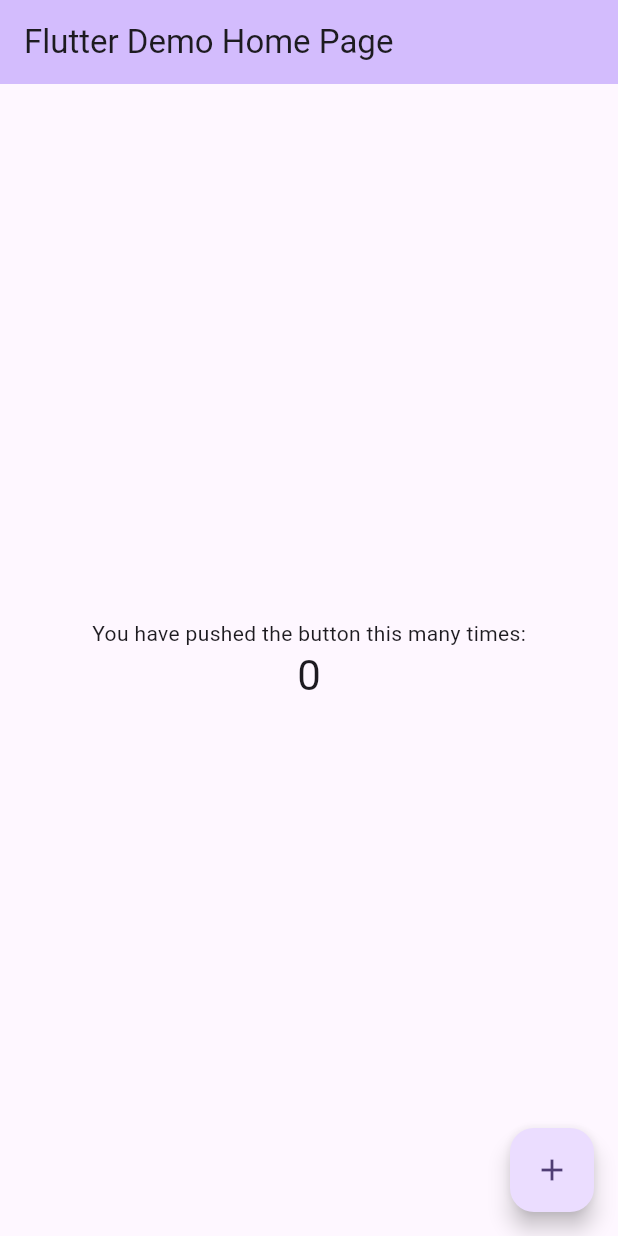
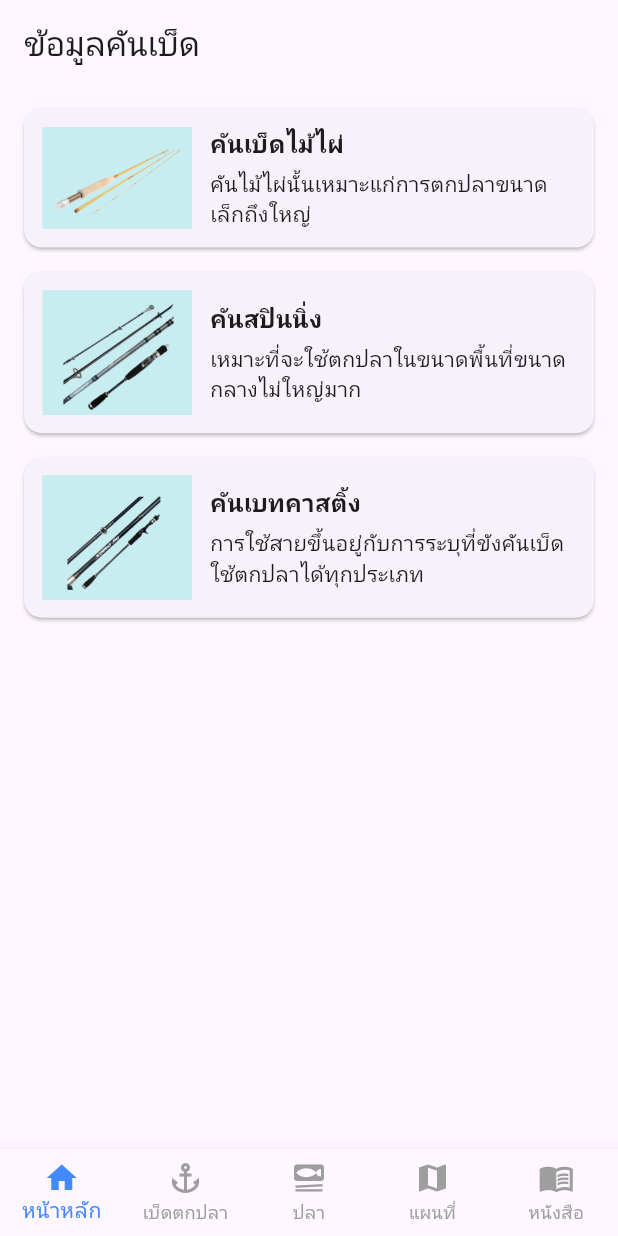
Before and after one commit to NekoSama01/project-seminar, a Flutter app: the screen it shows after launch, on a phone screen of 412 x 824 dp. Run offline on Flutter 3.47's test engine with Material 3 defaults, Android fonts, the phone set to English and light mode, and no system bars.

Commit message:
จอตั้งต้น

```diff
--- a/fishing_guide_app/lib/main.dart
+++ b/fishing_guide_app/lib/main.dart
@@ -1,122 +1,67 @@
+import 'package:fishing_guide_app/screens/BookPage.dart';
+import 'package:fishing_guide_app/screens/FishPage.dart';
+import 'package:fishing_guide_app/screens/FishingPage.dart';
+import 'package:fishing_guide_app/screens/MapPage.dart';
+import 'package:fishing_guide_app/screens/RodPage.dart';
 import 'package:flutter/material.dart';
 
 void main() {
-  runApp(const MyApp());
+  runApp(MyApp());
 }
 
 class MyApp extends StatelessWidget {
-  const MyApp({super.key});
-
-  // This widget is the root of your application.
   @override
   Widget build(BuildContext context) {
     return MaterialApp(
-      title: 'Flutter Demo',
-      theme: ThemeData(
-        // This is the theme of your application.
-        //
-        // TRY THIS: Try running your application with "flutter run". You'll see
-        // the application has a purple toolbar. Then, without quitting the app,
-        // try changing the seedColor in the colorScheme below to Colors.green
-        // and then invoke "hot reload" (save your changes or press the "hot
-        // reload" button in a Flutter-supported IDE, or press "r" if you used
-        // the command line to start the app).
-        //
-        // Notice that the counter didn't reset back to zero; the application
-        // state is not lost during the reload. To reset the state, use hot
-        // restart instead.
-        //
-        // This works for code too, not just values: Most code changes can be
-        // tested with just a hot reload.
-        colorScheme: ColorScheme.fromSeed(seedColor: Colors.deepPurple),
-      ),
-      home: const MyHomePage(title: 'Flutter Demo Home Page'),
+      title: 'Fishing Rods',
+      debugShowCheckedModeBanner: false,
+      home: HomeScreen(),
     );
   }
 }
 
-class MyHomePage extends StatefulWidget {
-  const MyHomePage({super.key, required this.title});
-
-  // This widget is the home page of your application. It is stateful, meaning
-  // that it has a State object (defined below) that contains fields that affect
-  // how it looks.
-
-  // This class is the configuration for the state. It holds the values (in this
-  // case the title) provided by the parent (in this case the App widget) and
-  // used by the build method of the State. Fields in a Widget subclass are
-  // always marked "final".
-
-  final String title;
-
+class HomeScreen extends StatefulWidget {
   @override
-  State<MyHomePage> createState() => _MyHomePageState();
+  _HomeScreenState createState() => _HomeScreenState();
 }
 
-class _MyHomePageState extends State<MyHomePage> {
-  int _counter = 0;
+class _HomeScreenState extends State<HomeScreen> {
+  int _currentIndex = 0;
 
-  void _incrementCounter() {
+  final List<Widget> _pages = [
+    RodPage(),
+    FishingPage(),
+    FishPage(),
+    MapPage(),
+    BookPage(),
+  ];
+
+  void _onTap(int index) {
     setState(() {
-      // This call to setState tells the Flutter framework that something has
-      // changed in this State, which causes it to rerun the build method below
-      // so that the display can reflect the updated values. If we changed
-      // _counter without calling setState(), then the build method would not be
-      // called again, and so nothing would appear to happen.
-      _counter++;
+      _currentIndex = index;
     });
   }
 
+  final List<BottomNavigationBarItem> _navItems = [
+    BottomNavigationBarItem(icon: Icon(Icons.home), label: 'หน้าหลัก'),
+    BottomNavigationBarItem(icon: Icon(Icons.anchor), label: 'เบ็ดตกปลา'),
+    BottomNavigationBarItem(icon: Icon(Icons.set_meal), label: 'ปลา'),
+    BottomNavigationBarItem(icon: Icon(Icons.map), label: 'แผนที่'),
+    BottomNavigationBarItem(icon: Icon(Icons.menu_book), label: 'หนังสือ'),
+  ];
+
   @override
   Widget build(BuildContext context) {
-    // This method is rerun every time setState is called, for instance as done
-    // by the _incrementCounter method above.
-    //
-    // The Flutter framework has been optimized to make rerunning build methods
-    // fast, so that you can just rebuild anything that needs updating rather
-    // than having to individually change instances of widgets.
     return Scaffold(
-      appBar: AppBar(
-        // TRY THIS: Try changing the color here to a specific color (to
-        // Colors.amber, perhaps?) and trigger a hot reload to see the AppBar
-        // change color while the other colors stay the same.
-        backgroundColor: Theme.of(context).colorScheme.inversePrimary,
-        // Here we take the value from the MyHomePage object that was created by
-        // the App.build method, and use it to set our appbar title.
-        title: Text(widget.title),
+      body: _pages[_currentIndex],
+      bottomNavigationBar: BottomNavigationBar(
+        currentIndex: _currentIndex,
+        onTap: _onTap,
+        items: _navItems,
+        selectedItemColor: Colors.blueAccent,
+        unselectedItemColor: Colors.grey,
+        type: BottomNavigationBarType.fixed,
       ),
-      body: Center(
-        // Center is a layout widget. It takes a single child and positions it
-        // in the middle of the parent.
-        child: Column(
-          // Column is also a layout widget. It takes a list of children and
-          // arranges them vertically. By default, it sizes itself to fit its
-          // children horizontally, and tries to be as tall as its parent.
-          //
-          // Column has various properties to control how it sizes itself and
-          // how it positions its children. Here we use mainAxisAlignment to
-          // center the children vertically; the main axis here is the vertical
-          // axis because Columns are vertical (the cross axis would be
-          // horizontal).
-          //
-          // TRY THIS: Invoke "debug painting" (choose the "Toggle Debug Paint"
-          // action in the IDE, or press "p" in the console), to see the
-          // wireframe for each widget.
-          mainAxisAlignment: MainAxisAlignment.center,
-          children: <Widget>[
-            const Text('You have pushed the button this many times:'),
-            Text(
-              '$_counter',
-              style: Theme.of(context).textTheme.headlineMedium,
-            ),
-          ],
-        ),
-      ),
-      floatingActionButton: FloatingActionButton(
-        onPressed: _incrementCounter,
-        tooltip: 'Increment',
-        child: const Icon(Icons.add),
-      ), // This trailing comma makes auto-formatting nicer for build methods.
     );
   }
 }
--- /dev/null
+++ b/fishing_guide_app/lib/screens/BookPage.dart
@@ -0,0 +1,10 @@
+import 'package:flutter/material.dart';
+
+class BookPage extends StatelessWidget {
+  @override
+  Widget build(BuildContext context) {
+    return Scaffold(
+      body: Center(child: Text('หน้าหนังสือ')),
+    );
+  }
+}
--- /dev/null
+++ b/fishing_guide_app/lib/screens/FishPage.dart
@@ -0,0 +1,10 @@
+import 'package:flutter/material.dart';
+
+class FishPage extends StatelessWidget {
+  @override
+  Widget build(BuildContext context) {
+    return Scaffold(
+      body: Center(child: Text('หน้าปลา')),
+    );
+  }
+}
--- /dev/null
+++ b/fishing_guide_app/lib/screens/FishingPage.dart
@@ -0,0 +1,10 @@
+import 'package:flutter/material.dart';
+
+class FishingPage extends StatelessWidget {
+  @override
+  Widget build(BuildContext context) {
+    return Scaffold(
+      body: Center(child: Text('หน้าเบ็ดตกปลา')),
+    );
+  }
+}
--- /dev/null
+++ b/fishing_guide_app/lib/screens/MapPage.dart
@@ -0,0 +1,10 @@
+import 'package:flutter/material.dart';
+
+class MapPage extends StatelessWidget {
+  @override
+  Widget build(BuildContext context) {
+    return Scaffold(
+      body: Center(child: Text('หน้าแผนที่')),
+    );
+  }
+}
--- /dev/null
+++ b/fishing_guide_app/lib/screens/RodPage.dart
@@ -0,0 +1,64 @@
+import 'package:flutter/material.dart';
+
+class RodPage extends StatelessWidget {
+  @override
+  Widget build(BuildContext context) {
+    return Scaffold(
+      appBar: AppBar(title: Text('ข้อมูลคันเบ็ด')),
+      body: ListView(
+        padding: EdgeInsets.all(16),
+        children: [
+          RodCard(
+            imagePath: 'assets/rod1.png',
+            title: 'คันเบ็ดไม้ไผ่',
+            description: 'คันไม้ไผ่นั้นเหมาะแก่การตกปลาขนาดเล็กถึงใหญ่',
+          ),
+          RodCard(
+            imagePath: 'assets/rod2.png',
+            title: 'คันสปินนิ่ง',
+            description: 'เหมาะที่จะใช้ตกปลาในขนาดพื้นที่ขนาดกลางไม่ใหญ่มาก',
+          ),
+          RodCard(
+            imagePath: 'assets/rod3.png',
+            title: 'คันเบทคาสติ้ง',
+            description: 'การใช้สายขึ้นอยู่กับการระบุที่ขังคันเบ็ด ใช้ตกปลาได้ทุกประเภท',
+          ),
+        ],
+      ),
+    );
+  }
+}
+
+class RodCard extends StatelessWidget {
+  final String imagePath;
+  final String title;
+  final String description;
+
+  RodCard({required this.imagePath, required this.title, required this.description});
+
+  @override
+  Widget build(BuildContext context) {
+    return Card(
+      margin: EdgeInsets.only(bottom: 16),
+      child: Padding(
+        padding: EdgeInsets.all(12),
+        child: Row(
+          children: [
+            Image.asset(imagePath, width: 100),
+            SizedBox(width: 12),
+            Expanded(
+              child: Column(
+                crossAxisAlignment: CrossAxisAlignment.start,
+                children: [
+                  Text(title, style: TextStyle(fontWeight: FontWeight.bold, fontSize: 16)),
+                  SizedBox(height: 6),
+                  Text(description),
+                ],
+              ),
+            )
+          ],
+        ),
+      ),
+    );
+  }
+}
--- a/fishing_guide_app/pubspec.yaml
+++ b/fishing_guide_app/pubspec.yaml
@@ -51,7 +51,10 @@ dev_dependencies:
 
 # The following section is specific to Flutter packages.
 flutter:
-
+  assets:
+    - assets/rod1.png
+    - assets/rod2.png
+    - assets/rod3.png
   # The following line ensures that the Material Icons font is
   # included with your application, so that you can use the icons in
   # the material Icons class.
```
Also changed, not shown: fishing_guide_app/assets/rod1.png (added), fishing_guide_app/assets/rod2.png (added), fishing_guide_app/assets/rod3.png (added), 1 other file.
